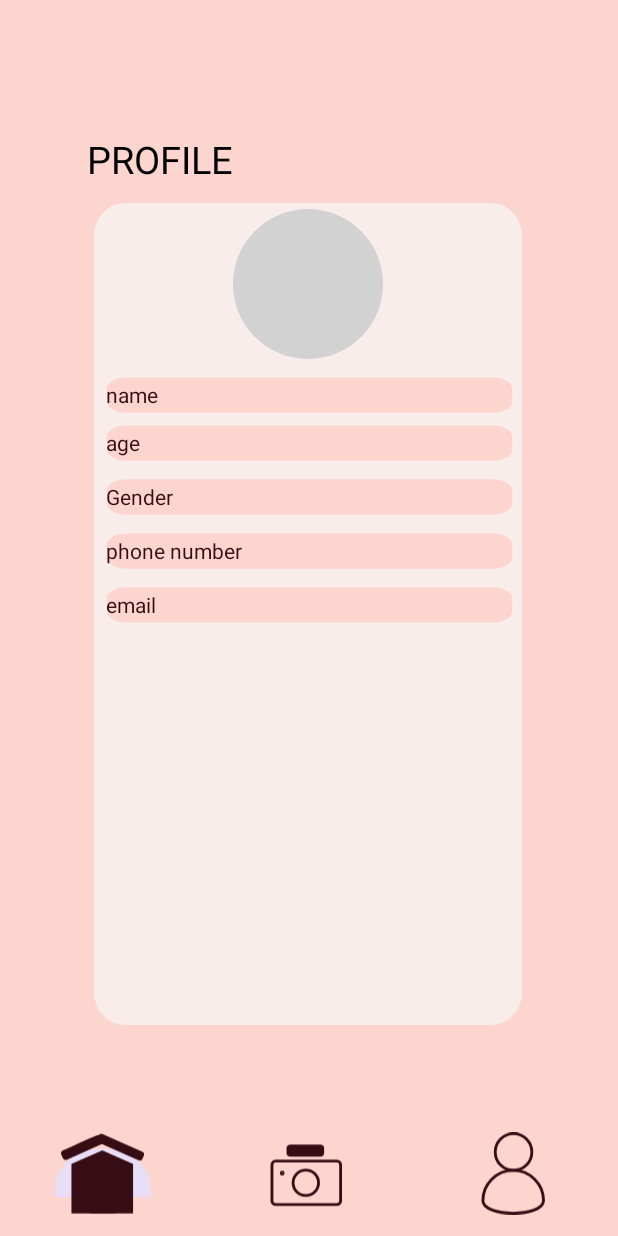
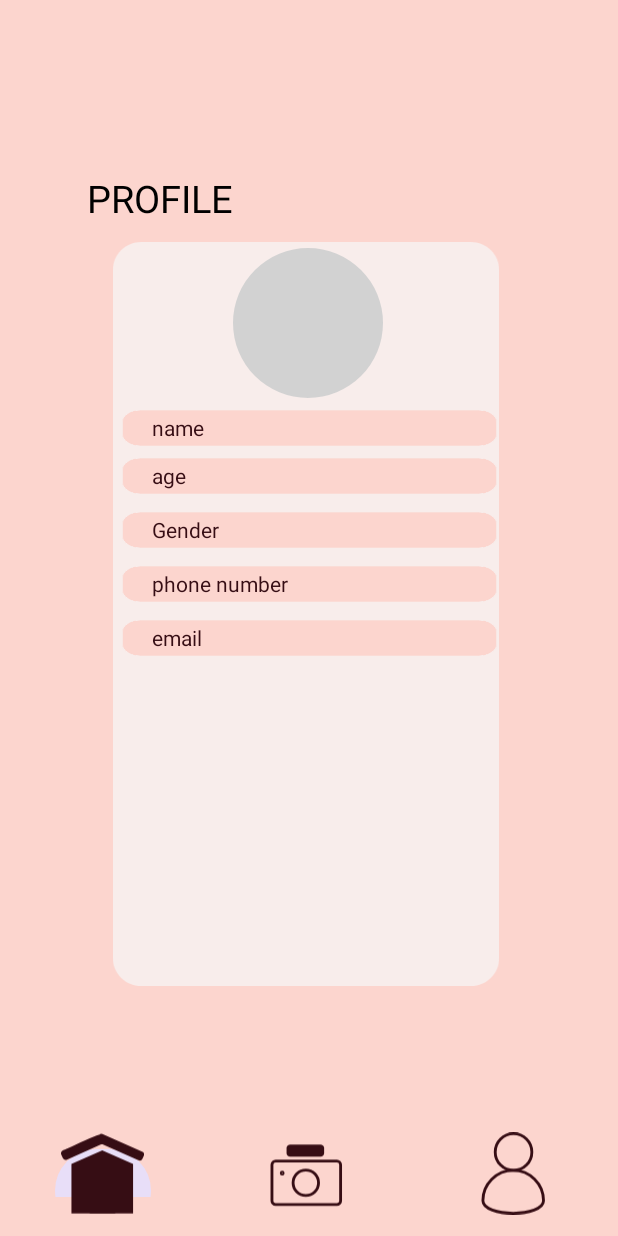
Before and after one commit to Atharv-Verma290/Wabi-Sabi, an Android app: the ProfileAct screen opened directly, with no data from a screen before it, on a phone screen of 412 x 824 dp. Run offline under Robolectric (Android 15) with nearby library versions, the phone set to English and light mode, and no system bars.

Commit message:
Padding added in input and info fields

```diff
--- a/app/src/main/res/layout/activity_main.xml
+++ b/app/src/main/res/layout/activity_main.xml
@@ -55,6 +55,7 @@
         android:ems="10"
         android:hint="@string/name"
         android:inputType="text"
+        android:paddingStart="20dp"
         android:textColorHint="#808080"
         android:visibility="visible"
         app:layout_constraintBottom_toTopOf="@+id/editTextPhone"
@@ -73,6 +74,7 @@
         android:ems="10"
         android:hint="@string/phone_number"
         android:inputType="phone"
+        android:paddingStart="20dp"
         android:textColorHint="#808080"
         android:visibility="visible"
         app:layout_constraintBottom_toTopOf="@+id/editTextTextPassword"
@@ -91,6 +93,7 @@
         android:ems="10"
         android:hint="@string/create_pass"
         android:inputType="textPassword"
+        android:paddingStart="20dp"
         android:textColorHint="#808080"
         android:visibility="visible"
         app:layout_constraintBottom_toTopOf="@+id/editTextTextPassword3"
@@ -109,6 +112,7 @@
         android:ems="10"
         android:hint="@string/re_enter_pa"
         android:inputType="textPassword"
+        android:paddingStart="20dp"
         android:textColorHint="#808080"
         android:visibility="visible"
         app:layout_constraintBottom_toTopOf="@+id/button"
@@ -159,7 +163,7 @@
         android:backgroundTint="#F89999"
         android:text="@string/sign_up"
         android:textColor="#360D14"
-        android:textSize="13dp"
+        android:textSize="13sp"
         app:layout_constraintBaseline_toBaselineOf="@+id/already_a_m"
         app:layout_constraintEnd_toEndOf="parent"
         app:layout_constraintStart_toEndOf="@+id/already_a_m" />
--- a/app/src/main/res/layout/activity_profile2.xml
+++ b/app/src/main/res/layout/activity_profile2.xml
@@ -26,8 +26,8 @@
 
     <ImageView
         android:id="@+id/imageView3"
-        android:layout_width="408dp"
-        android:layout_height="548dp"
+        android:layout_width="400dp"
+        android:layout_height="496dp"
         android:layout_marginTop="76dp"
         app:layout_constraintBottom_toTopOf="@+id/bottomNav3"
         app:layout_constraintEnd_toEndOf="parent"
@@ -52,12 +52,13 @@
 
     <TextView
         android:id="@+id/textView3"
-        android:layout_width="271dp"
+        android:layout_width="250dp"
         android:layout_height="24dp"
-        android:layout_marginTop="12dp"
+        android:layout_marginTop="8dp"
         android:background="@drawable/rectangle_4"
         android:contentDescription="name"
         android:gravity="center_vertical"
+        android:paddingStart="20dp"
         android:text="@string/name"
         android:textColor="#360D14"
         app:layout_constraintEnd_toEndOf="@+id/imageView3"
@@ -67,12 +68,13 @@
 
     <TextView
         android:id="@+id/textView4"
-        android:layout_width="271dp"
+        android:layout_width="250dp"
         android:layout_height="24dp"
         android:layout_marginTop="8dp"
         android:background="@drawable/rectangle_4"
         android:contentDescription="age"
         android:gravity="center_vertical"
+        android:paddingStart="20dp"
         android:text="age"
         android:textColor="#360D14"
         app:layout_constraintEnd_toEndOf="parent"
@@ -82,12 +84,13 @@
 
     <TextView
         android:id="@+id/textView7"
-        android:layout_width="271dp"
+        android:layout_width="250dp"
         android:layout_height="24dp"
         android:layout_marginTop="12dp"
         android:background="@drawable/rectangle_4"
         android:contentDescription="Gender"
         android:gravity="center_vertical"
+        android:paddingStart="20dp"
         android:text="Gender"
         android:textColor="#360D14"
         app:layout_constraintEnd_toEndOf="parent"
@@ -97,11 +100,12 @@
 
     <TextView
         android:id="@+id/textView8"
-        android:layout_width="271dp"
+        android:layout_width="250dp"
         android:layout_height="24dp"
         android:layout_marginTop="12dp"
         android:background="@drawable/rectangle_4"
         android:gravity="center_vertical"
+        android:paddingStart="20dp"
         android:text="@string/phone_number"
         android:textColor="#360D14"
         app:layout_constraintEnd_toEndOf="parent"
@@ -111,12 +115,13 @@
 
     <TextView
         android:id="@+id/textView9"
-        android:layout_width="271dp"
+        android:layout_width="250dp"
         android:layout_height="24dp"
         android:layout_marginTop="12dp"
         android:background="@drawable/rectangle_4"
         android:contentDescription="email id"
         android:gravity="center_vertical"
+        android:paddingStart="20dp"
         android:text="email"
         android:textColor="#360D14"
         app:layout_constraintBottom_toBottomOf="@+id/imageView3"
--- a/app/src/main/res/layout/activity_signup.xml
+++ b/app/src/main/res/layout/activity_signup.xml
@@ -51,6 +51,7 @@
         android:ems="10"
         android:hint="Phone Number"
         android:inputType="phone"
+        android:paddingStart="20dp"
         android:textColorHint="#808080"
         android:visibility="visible"
         app:layout_constraintBottom_toTopOf="@+id/editTextTextPassword2"
@@ -69,6 +70,7 @@
         android:ems="10"
         android:hint="Password"
         android:inputType="textPassword"
+        android:paddingStart="20dp"
         android:textColorHint="#808080"
         android:visibility="visible"
         app:layout_constraintBottom_toTopOf="@+id/button3"
```
Also changed, not shown: app/src/main/java/com/example/wabisabi/Login.java (+2 -12 lines), app/src/main/res/layout/activity_profile.xml (+14 -9 lines).
